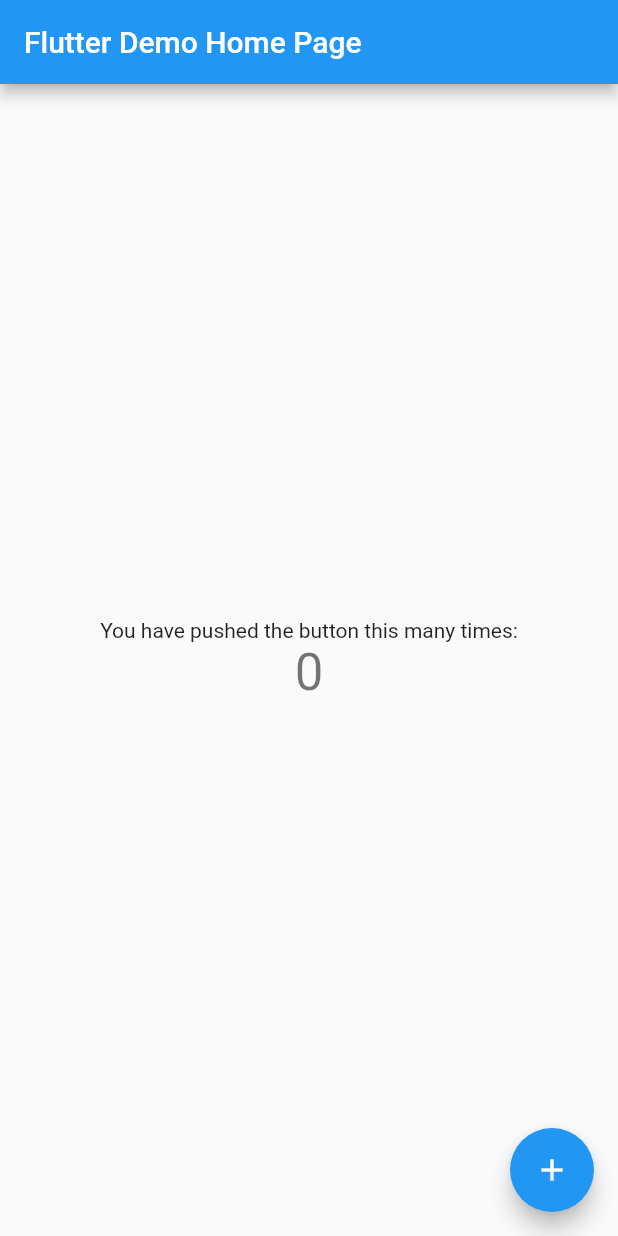
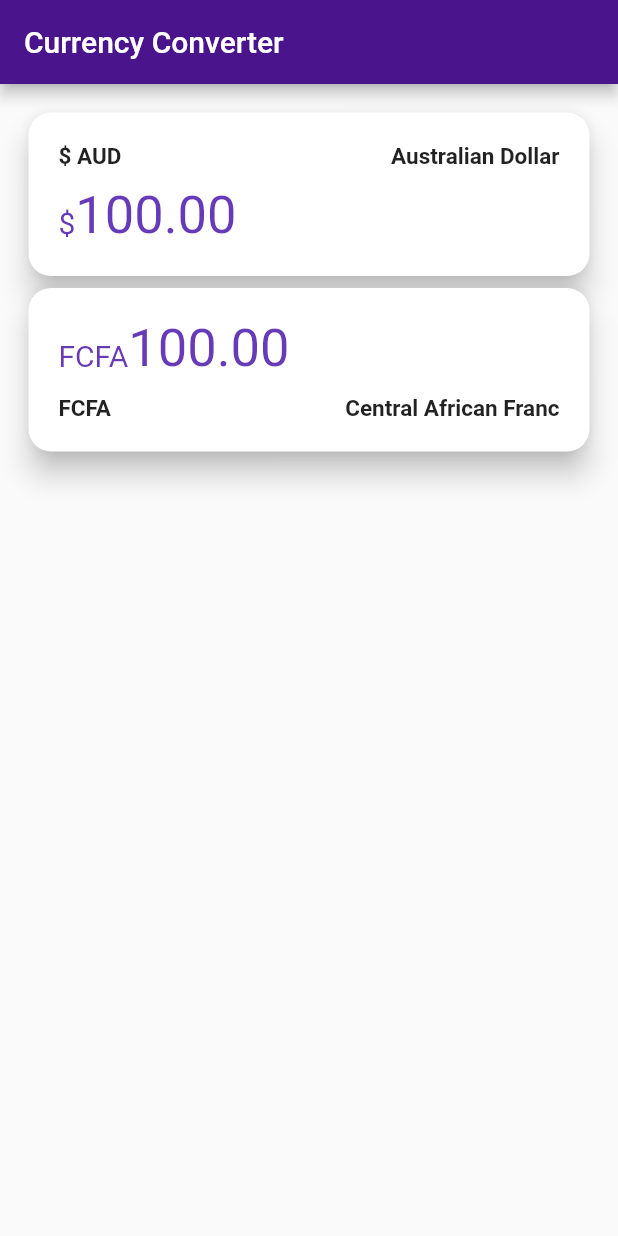
Before and after one commit to DanCarl857/currency_converter, a Flutter app: the screen it shows after launch, on a phone screen of 412 x 824 dp. Run offline on Flutter 3.47's test engine with Material 2 defaults, Android fonts, the phone set to English and light mode, and no system bars.

Commit message:
First version of widget

```diff
--- a/lib/main.dart
+++ b/lib/main.dart
@@ -1,113 +1,122 @@
 import 'package:flutter/material.dart';
 
-void main() {
-  runApp(MyApp());
-}
+void main() => runApp(CurrencyConverter());
 
-class MyApp extends StatelessWidget {
-  // This widget is the root of your application.
+class CurrencyConverter extends StatelessWidget {
   @override
   Widget build(BuildContext context) {
     return MaterialApp(
-      title: 'Flutter Demo',
-      theme: ThemeData(
-        // This is the theme of your application.
-        //
-        // Try running your application with "flutter run". You'll see the
-        // application has a blue toolbar. Then, without quitting the app, try
-        // changing the primarySwatch below to Colors.green and then invoke
-        // "hot reload" (press "r" in the console where you ran "flutter run",
-        // or simply save your changes to "hot reload" in a Flutter IDE).
-        // Notice that the counter didn't reset back to zero; the application
-        // is not restarted.
-        primarySwatch: Colors.blue,
-      ),
-      home: MyHomePage(title: 'Flutter Demo Home Page'),
-    );
+        theme: ThemeData(primaryColor: Colors.purple.shade900),
+        home: Scaffold(
+            appBar: AppBar(title: Text('Currency Converter')),
+            body: Container(
+                margin: EdgeInsets.fromLTRB(15.0, 15.0, 15.0, 30.0),
+                child: Center(
+                    child: Column(
+                  children: [
+                    Card(
+                        elevation: 8,
+                        shape: RoundedRectangleBorder(
+                          borderRadius: BorderRadius.circular(15.0),
+                        ),
+                        child: Padding(
+                            padding: EdgeInsets.all(20),
+                            child: Column(
+                              children: [
+                                Row(
+                                  mainAxisAlignment:
+                                      MainAxisAlignment.spaceBetween,
+                                  children: [
+                                    Text('\$ AUD',
+                                        style: TextStyle(
+                                            color: Colors.black87,
+                                            fontSize: 15,
+                                            fontWeight: FontWeight.w600)),
+                                    Text(
+                                      'Australian Dollar',
+                                      style: TextStyle(
+                                          color: Colors.black87,
+                                          fontSize: 15,
+                                          fontWeight: FontWeight.w600),
+                                    )
+                                  ],
+                                ),
+                                SizedBox(
+                                  height: 10,
+                                ),
+                                Row(
+                                  crossAxisAlignment:
+                                      CrossAxisAlignment.baseline,
+                                  textBaseline: TextBaseline.ideographic,
+                                  children: [
+                                    Text(
+                                      '\$',
+                                      style: TextStyle(
+                                          color: Colors.deepPurple[500],
+                                          fontSize: 20),
+                                    ),
+                                    Text(
+                                      '100.00',
+                                      style: TextStyle(
+                                          color: Colors.deepPurple[500],
+                                          fontSize: 35),
+                                    )
+                                  ],
+                                )
+                              ],
+                            ))),
+                    Card(
+                        elevation: 8,
+                        shape: RoundedRectangleBorder(
+                          borderRadius: BorderRadius.circular(15.0),
+                        ),
+                        child: Padding(
+                            padding: EdgeInsets.all(20),
+                            child: Column(
+                              children: [
+                                Row(
+                                  crossAxisAlignment:
+                                      CrossAxisAlignment.baseline,
+                                  textBaseline: TextBaseline.ideographic,
+                                  children: [
+                                    Text(
+                                      '\FCFA',
+                                      style: TextStyle(
+                                          color: Colors.deepPurple[500],
+                                          fontSize: 20),
+                                    ),
+                                    Text(
+                                      '100.00',
+                                      style: TextStyle(
+                                          color: Colors.deepPurple[500],
+                                          fontSize: 35),
+                                    )
+                                  ],
+                                ),
+                                SizedBox(
+                                  height: 10,
+                                ),
+                                Row(
+                                  mainAxisAlignment:
+                                      MainAxisAlignment.spaceBetween,
+                                  children: [
+                                    Text('FCFA',
+                                        style: TextStyle(
+                                            color: Colors.black87,
+                                            fontSize: 15,
+                                            fontWeight: FontWeight.w600)),
+                                    Text(
+                                      'Central African Franc',
+                                      style: TextStyle(
+                                          color: Colors.black87,
+                                          fontSize: 15,
+                                          fontWeight: FontWeight.w600),
+                                    )
+                                  ],
+                                ),
+                              ],
+                            ))),
+                  ],
+                )))));
   }
 }
-
-class MyHomePage extends StatefulWidget {
-  MyHomePage({Key? key, required this.title}) : super(key: key);
-
-  // This widget is the home page of your application. It is stateful, meaning
-  // that it has a State object (defined below) that contains fields that affect
-  // how it looks.
-
-  // This class is the configuration for the state. It holds the values (in this
-  // case the title) provided by the parent (in this case the App widget) and
-  // used by the build method of the State. Fields in a Widget subclass are
-  // always marked "final".
-
-  final String title;
-
-  @override
-  _MyHomePageState createState() => _MyHomePageState();
-}
-
-class _MyHomePageState extends State<MyHomePage> {
-  int _counter = 0;
-
-  void _incrementCounter() {
-    setState(() {
-      // This call to setState tells the Flutter framework that something has
-      // changed in this State, which causes it to rerun the build method below
-      // so that the display can reflect the updated values. If we changed
-      // _counter without calling setState(), then the build method would not be
-      // called again, and so nothing would appear to happen.
-      _counter++;
-    });
-  }
-
-  @override
-  Widget build(BuildContext context) {
-    // This method is rerun every time setState is called, for instance as done
-    // by the _incrementCounter method above.
-    //
-    // The Flutter framework has been optimized to make rerunning build methods
-    // fast, so that you can just rebuild anything that needs updating rather
-    // than having to individually change instances of widgets.
-    return Scaffold(
-      appBar: AppBar(
-        // Here we take the value from the MyHomePage object that was created by
-        // the App.build method, and use it to set our appbar title.
-        title: Text(widget.title),
-      ),
-      body: Center(
-        // Center is a layout widget. It takes a single child and positions it
-        // in the middle of the parent.
-        child: Column(
-          // Column is also a layout widget. It takes a list of children and
-          // arranges them vertically. By default, it sizes itself to fit its
-          // children horizontally, and tries to be as tall as its parent.
-          //
-          // Invoke "debug painting" (press "p" in the console, choose the
-          // "Toggle Debug Paint" action from the Flutter Inspector in Android
-          // Studio, or the "Toggle Debug Paint" command in Visual Studio Code)
-          // to see the wireframe for each widget.
-          //
-          // Column has various properties to control how it sizes itself and
-          // how it positions its children. Here we use mainAxisAlignment to
-          // center the children vertically; the main axis here is the vertical
-          // axis because Columns are vertical (the cross axis would be
-          // horizontal).
-          mainAxisAlignment: MainAxisAlignment.center,
-          children: <Widget>[
-            Text(
-              'You have pushed the button this many times:',
-            ),
-            Text(
-              '$_counter',
-              style: Theme.of(context).textTheme.headline4,
-            ),
-          ],
-        ),
-      ),
-      floatingActionButton: FloatingActionButton(
-        onPressed: _incrementCounter,
-        tooltip: 'Increment',
-        child: Icon(Icons.add),
-      ), // This trailing comma makes auto-formatting nicer for build methods.
-    );
-  }
-}
```
